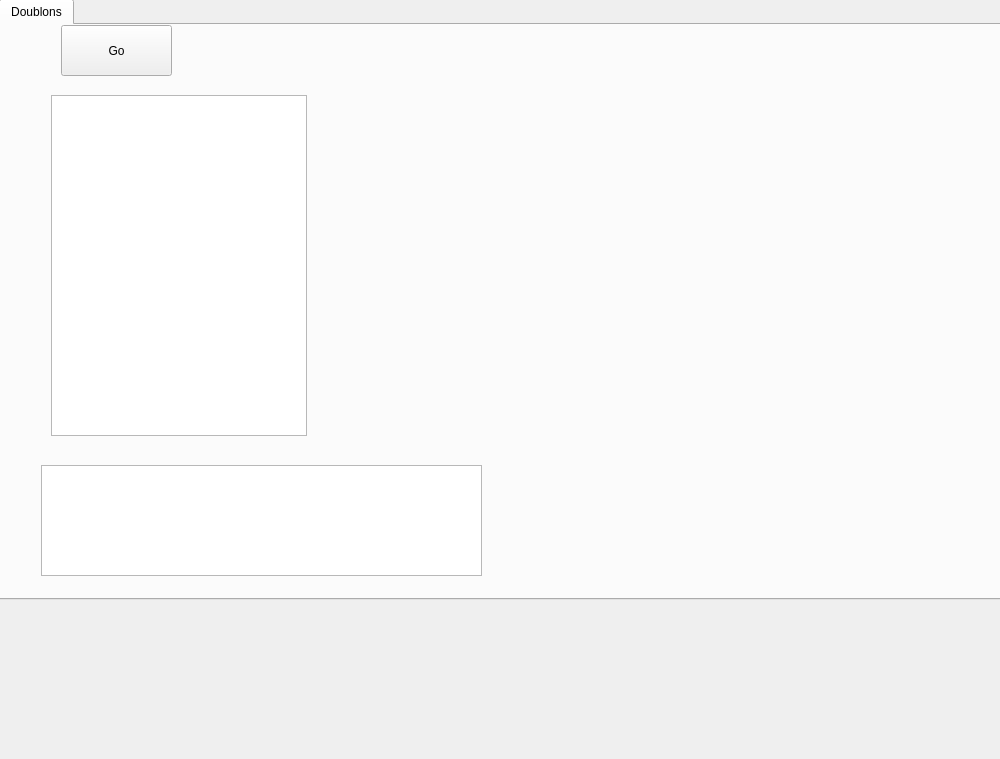
This is org/orgview.ui in relefebvre/organizer as Qt 5 draws it before an edit. The edited form follows.
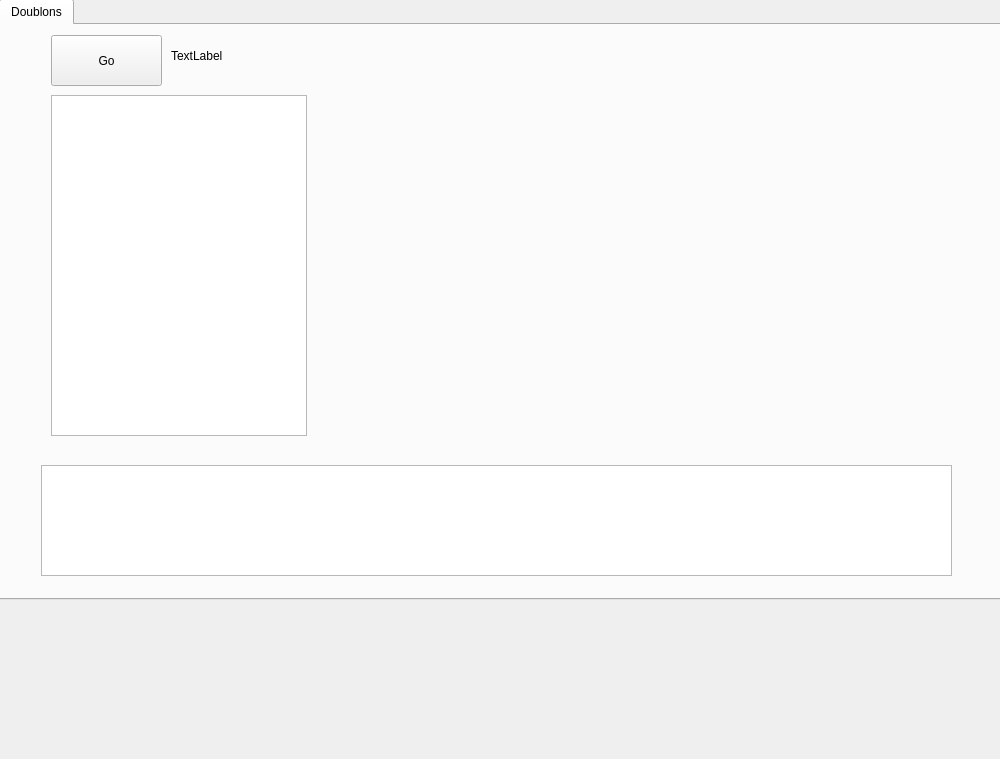
This is the edited form.

```diff
--- a/org/orgview.ui
+++ b/org/orgview.ui
@@ -65,7 +65,7 @@
         <rect>
          <x>40</x>
          <y>440</y>
-         <width>441</width>
+         <width>911</width>
          <height>111</height>
         </rect>
        </property>
@@ -75,12 +75,21 @@
          <height>16777215</height>
         </size>
        </property>
+       <property name="verticalScrollBarPolicy">
+        <enum>Qt::ScrollBarAsNeeded</enum>
+       </property>
+       <property name="horizontalScrollBarPolicy">
+        <enum>Qt::ScrollBarAsNeeded</enum>
+       </property>
       </widget>
       <widget class="QPushButton" name="start_stop">
+       <property name="enabled">
+        <bool>true</bool>
+       </property>
        <property name="geometry">
         <rect>
-         <x>60</x>
-         <y>0</y>
+         <x>50</x>
+         <y>10</y>
          <width>111</width>
          <height>51</height>
         </rect>
@@ -99,6 +108,19 @@
         </rect>
        </property>
       </widget>
+      <widget class="QLabel" name="label">
+       <property name="geometry">
+        <rect>
+         <x>170</x>
+         <y>20</y>
+         <width>811</width>
+         <height>21</height>
+        </rect>
+       </property>
+       <property name="text">
+        <string>TextLabel</string>
+       </property>
+      </widget>
      </widget>
     </widget>
    </widget>
```
